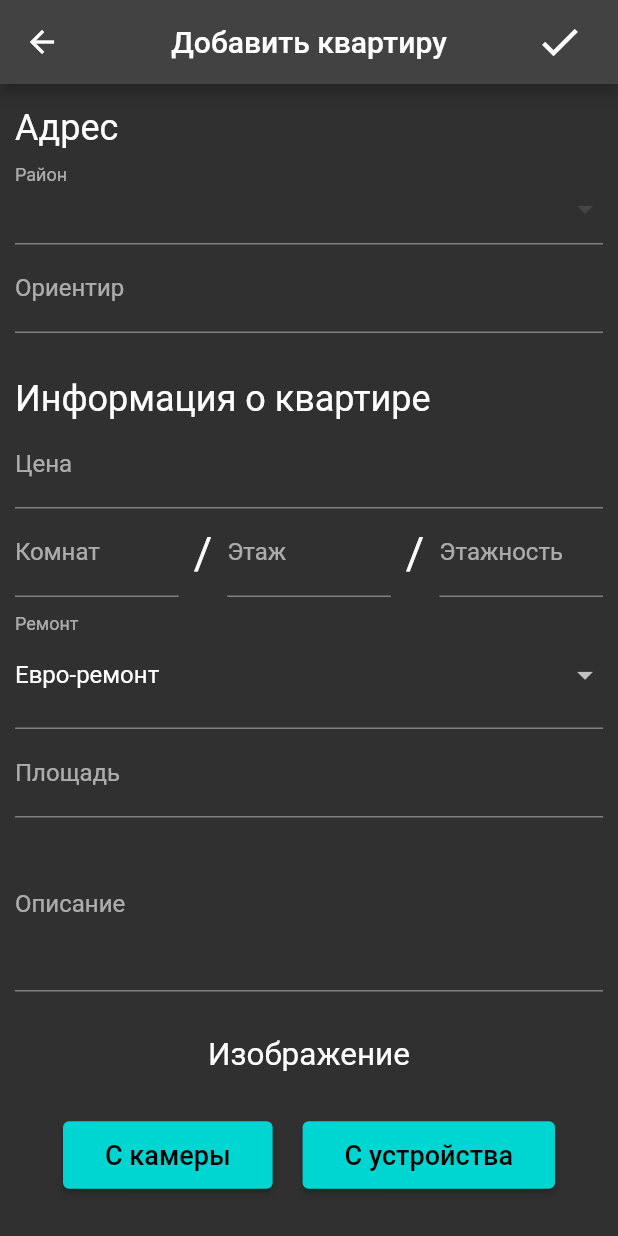
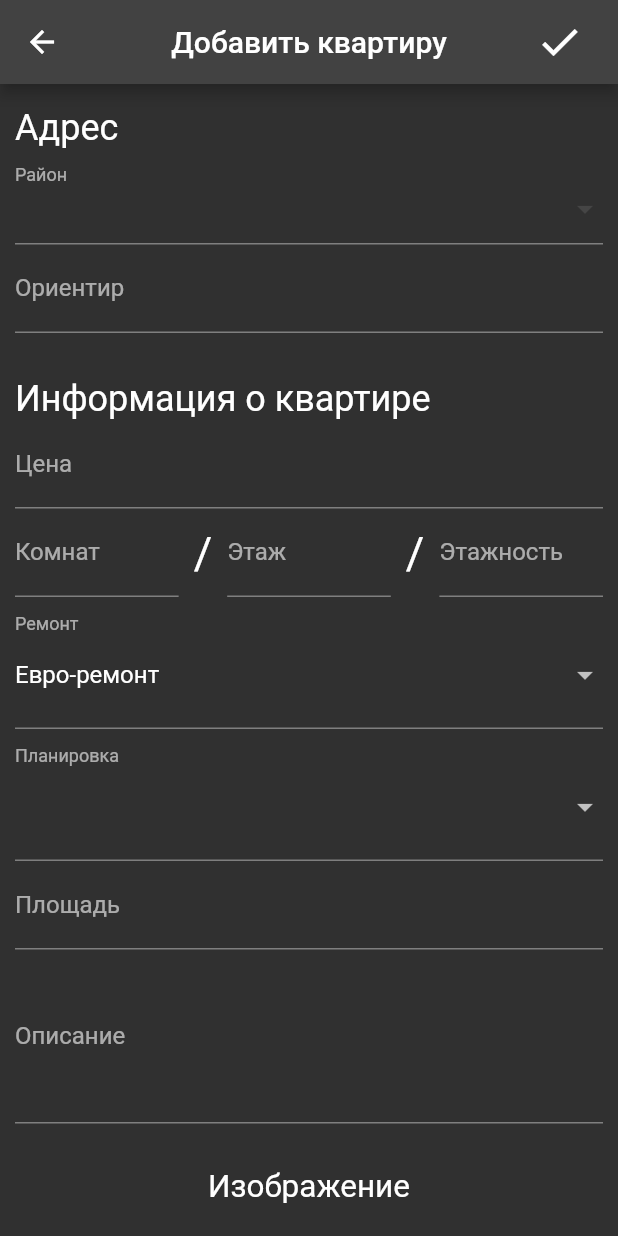
Before and after one commit to dmitriyl99/event_flats, a Flutter app: the AddFlatScreen screen opened by its route, on a phone screen of 412 x 824 dp. Run offline on Flutter 3.47's test engine with Material 2 defaults, Android fonts, the phone set to English and light mode, and no system bars; our stand-ins replace dio, event_bus, firebase_auth, firebase_core, firebase_storage, hive and 2 more; accounts and stored records are empty; network calls fail; statements that could not run were skipped; project files that could hold a hidden picture were left out.

Commit message:
Add layout

```diff
--- a/lib/models/dto/flat.dart
+++ b/lib/models/dto/flat.dart
@@ -5,6 +5,7 @@ class FlatDto {
   final int districtId;
   final int? subDistrictId;
   final String? landmark;
+  final String? layout;
   final double price;
   final int roomsNumber;
   final int floor;
@@ -20,6 +21,7 @@ class FlatDto {
       this.districtId,
       this.subDistrictId,
       this.landmark,
+      this.layout,
       this.price,
       this.roomsNumber,
       this.floor,
@@ -36,6 +38,7 @@ class FlatDto {
         'district_id': districtId,
         'sub_district_id': subDistrictId,
         'landmark': landmark,
+        'layout': layout,
         'area': area,
         'note': note,
         'repair': repair,
--- a/lib/models/flat.dart
+++ b/lib/models/flat.dart
@@ -10,6 +10,7 @@ class Flat {
   final int? subDistrictId;
   final double price;
   final int floor;
+  final String? layout;
   final int numberOfFloors;
   final int numberOfRooms;
   final String flatRepair;
@@ -33,6 +34,7 @@ class Flat {
       this.subDistrictId,
       this.price,
       this.floor,
+      this.layout,
       this.numberOfFloors,
       this.numberOfRooms,
       this.flatRepair,
@@ -66,6 +68,7 @@ class Flat {
                 ? (json['area'] as int).toDouble()
                 : json['area']
             : null,
+        layout = json['layout'],
         sold = json['sold'] == 1,
         landmark = json['landmark'],
         description = json['note'],
@@ -82,6 +85,7 @@ class Flat {
         'district_id': districtId,
         'sub_district_id': subDistrictId,
         'landmark': landmark,
+        'layout': layout,
         'area': area,
         'note': description,
         'repair': flatRepair,
--- a/lib/view/screens/flats/add.screen.dart
+++ b/lib/view/screens/flats/add.screen.dart
@@ -39,6 +39,7 @@ class _AddFlatScreenState extends State<AddFlatScreen> {
 
   int _currentDistrict = 1;
   int? _currentSubDistrict;
+  String? _currentLayout;
   late String _currentRepair = _repairs.first;
   TextEditingController _landmarkController = new TextEditingController();
   TextEditingController _priceController = new TextEditingController();
@@ -60,6 +61,7 @@ class _AddFlatScreenState extends State<AddFlatScreen> {
   late FocusNode _priceFocusNode;
   late FocusNode _floorsNumberFocusNode;
   late FocusNode _areaFocusNode;
+  late FocusNode _layoutFocusNode;
   final ScrollController _scrollController = new ScrollController();
 
   @override
@@ -70,6 +72,7 @@ class _AddFlatScreenState extends State<AddFlatScreen> {
     _priceFocusNode = new FocusNode();
     _floorsNumberFocusNode = new FocusNode();
     _areaFocusNode = new FocusNode();
+    _layoutFocusNode = new FocusNode();
 
     _roomsController.addListener(() {
       if (_roomsController.text.isNotEmpty) {
@@ -175,6 +178,7 @@ class _AddFlatScreenState extends State<AddFlatScreen> {
           _currentDistrict,
           _currentSubDistrict,
           _landmarkController.text,
+          _currentLayout,
           double.parse(_priceController.text),
           int.parse(_roomsController.text),
           int.parse(_floorController.text),
@@ -418,7 +422,7 @@ class _AddFlatScreenState extends State<AddFlatScreen> {
                             onChanged: (value) {
                               setState(() {
                                 _currentRepair = value!;
-                                _areaFocusNode.requestFocus();
+                                _layoutFocusNode.requestFocus();
                               });
                             },
                             items: _repairs
@@ -428,6 +432,30 @@ class _AddFlatScreenState extends State<AddFlatScreen> {
                                           child: Text(value),
                                         ))
                                 .toList()),
+                      ),
+                    );
+                  }),
+                  FormField<String?>(builder: (FormFieldState<String?> state) {
+                    return InputDecorator(
+                      decoration: InputDecoration(labelText: "Планировка"),
+                      child: DropdownButtonHideUnderline(
+                        child: DropdownButton<String?>(
+                          focusNode: _layoutFocusNode,
+                            value: _currentLayout,
+                            onChanged: (value) {
+                              setState(() {
+                                _currentLayout = value;
+                                _areaFocusNode.requestFocus();
+                              });
+                            },
+                            items: [
+                              DropdownMenuItem(value: 'Свердловская', child: Text('Свердловская')),
+                              DropdownMenuItem(value: 'Французская', child: Text('Французская')),
+                              DropdownMenuItem(value: 'Московская', child: Text('Московская')),
+                              DropdownMenuItem(value: 'Хрущевская', child: Text('Хрущевская')),
+                              DropdownMenuItem(value: 'Улучшенная', child: Text('Улучшенная')),
+                              DropdownMenuItem(value: 'Другая', child: Text('Другая')),
+                            ]),
                       ),
                     );
                   }),
```
Also changed, not shown: lib/view/screens/flats/edit.screen.dart (+25 -0 lines), lib/view/screens/flats/show.screen.dart (+19 -0 lines).
